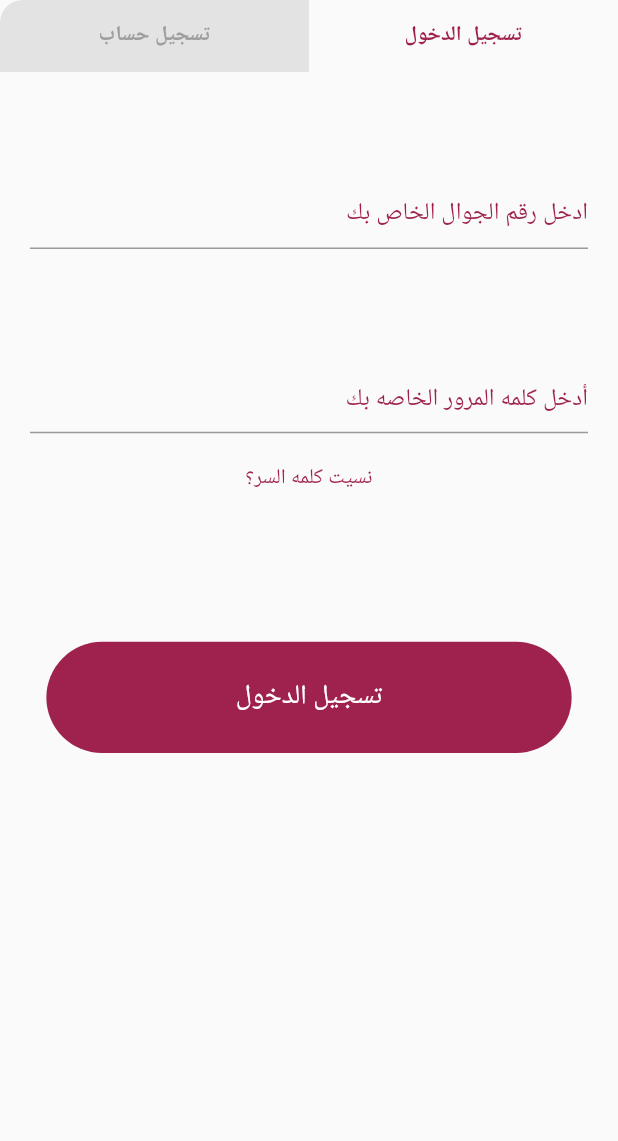
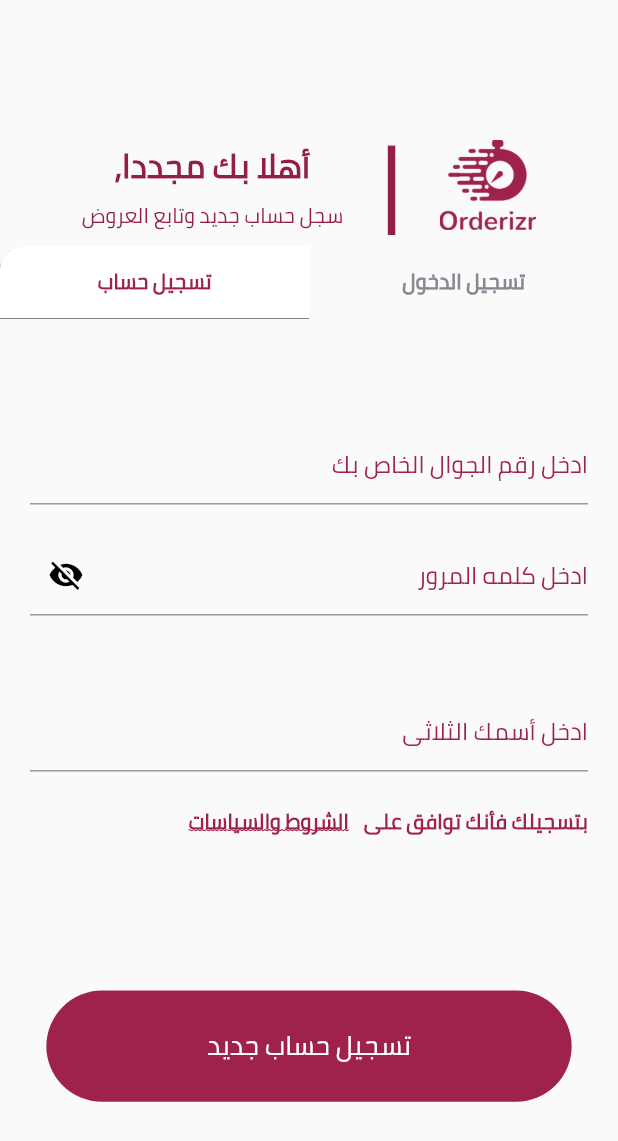
Before and after one commit to ola77/authentication_models_screen, a Flutter app: the screen it shows after launch, on a phone screen of 412 x 824 dp. Shown: the top 1141 px of the screen. Run offline on Flutter 3.47's test engine with Material 2 defaults, Android fonts, the phone set to English and light mode, and no system bars.

Commit message:
auth_models_screens

```diff
--- a/lib/main.dart
+++ b/lib/main.dart
@@ -1,7 +1,5 @@
+import 'package:authentication_models_screen/screens/authentication.dart';
 import 'package:flutter/material.dart';
-
-import 'file:///C:/Users/PC/AndroidStudioProjects/authentication_models_screen/lib/screens/authentication.dart';
-
 void main() {
   runApp(MyApp());
 }
--- a/lib/screens/authentication.dart
+++ b/lib/screens/authentication.dart
@@ -1,9 +1,28 @@
-import 'package:authentication_models_screen/widgets/login_button.dart';
-import 'package:authentication_models_screen/widgets/standard_formfield.dart';
+import 'package:authentication_models_screen/widgets/auth_signup.dart';
 import 'package:flutter/cupertino.dart';
 import 'package:flutter/material.dart';
 
-class Authentication extends StatelessWidget {
+class Authentication extends StatefulWidget {
+  @override
+  _AuthenticationState createState() => _AuthenticationState();
+}
+
+class _AuthenticationState extends State<Authentication> {
+
+  var _tabIndex = 0;
+
+  bool get tabbed => _tabIndex != 0;
+
+
+  bool isSecure = true;
+
+  void passwordIsSecure() {
+    setState(() {
+      isSecure = !isSecure;
+    });
+  }
+
+
   @override
   Widget build(BuildContext context) {
     return Scaffold(
@@ -12,79 +31,6 @@ class Authentication extends StatelessWidget {
   }
 
   Widget buildContent(BuildContext context) {
-    return Center(
-      child: DefaultTabController(
-        length: 2,
-        child: Column(
-          mainAxisAlignment: MainAxisAlignment.start,
-          crossAxisAlignment: CrossAxisAlignment.start,
-          children: <Widget>[
-            Container(
-              alignment: Alignment.topLeft,
-              padding: EdgeInsets.only(top: MediaQuery.of(context).padding.top),
-              //constraints: BoxConstraints(maxHeight: 150.0),
-              child: TabBar(
-                  unselectedLabelColor: Color(0xff9E224D),
-                  indicator: BoxDecoration(
-                    borderRadius:
-                        BorderRadius.only(topLeft: Radius.circular(15)),
-                    color: Color(
-                      (0xFFE3E3E3),
-                    ),
-                  ),
-                  labelStyle: TextStyle(color: Colors.grey),
-                  unselectedLabelStyle: TextStyle(
-                      fontWeight: FontWeight.bold, color: Color(0xff9E224D)),
-                  tabs: [
-                    Tab(
-                        child: Text(
-                      "تسجيل حساب",
-                      style: TextStyle(
-                        fontWeight: FontWeight.bold,
-                        fontFamily: 'Cairo',
-                        // color: Color(0xff9E224D),
-                      ),
-                    )),
-                    Tab(
-                        child: Text(
-                      "تسجيل الدخول",
-                      style: TextStyle(
-                          //   color: Color(0xff9E224D),
-                          ),
-                    )),
-                  ]),
-            ),
-            Center(
-              child: Column(
-                textDirection: TextDirection.rtl,
-                // mainAxisAlignment: MainAxisAlignment.center,
-                crossAxisAlignment: CrossAxisAlignment.center,
-                mainAxisSize: MainAxisSize.min,
-                children: [
-                  SizedBox(
-                    height: 20,
-                  ),
-                  StandardFormField(
-                    hintText: 'ادخل رقم الجوال الخاص بك',
-                  ),
-                  StandardFormField(
-                    hintText: 'أدخل كلمه المرور الخاصه بك',
-                    suffixIcon: Icon(
-                      Icons.remove_red_eye,
-                      color: Colors.black,
-                    ),
-                  ),
-                  Text(
-                    'نسيت كلمه السر؟',
-                    style: TextStyle(color: Color(0xff9E224D)),
-                  ),
-                  LoginButton(),
-                ],
-              ),
-            ),
-          ],
-        ),
-      ),
-    );
+    return AuthSignUp();
   }
 }
--- /dev/null
+++ b/lib/widgets/auth_signup.dart
@@ -0,0 +1,140 @@
+import 'dart:ui';
+
+import 'package:authentication_models_screen/widgets/signin_con.dart';
+import 'package:authentication_models_screen/widgets/signup_con.dart';
+import 'package:flutter/material.dart';
+import 'package:flutter/rendering.dart';
+
+import 'logo.dart';
+
+class AuthSignUp extends StatefulWidget {
+  @override
+  _AuthSignUpState createState() => _AuthSignUpState();
+}
+
+class _AuthSignUpState extends State<AuthSignUp> {
+  int _tabIndex = 0;
+
+  bool isSecure = true;
+
+  void passwordIsSecure() {
+    setState(() {
+      isSecure = !isSecure;
+    });
+  }
+
+  @override
+  Widget build(BuildContext context) {
+    return SingleChildScrollView(
+      padding: EdgeInsets.only(top: MediaQuery.of(context).size.height * 0.1),
+      child: Column(
+        children: [
+          SizedBox(
+            width: MediaQuery.of(context).size.width * 0.85,
+            child: Row(
+              mainAxisAlignment: MainAxisAlignment.spaceEvenly,
+              children: [
+                Column(
+                  mainAxisAlignment: MainAxisAlignment.spaceEvenly,
+                  children: [
+                    Text(
+                      'أهلا بك مجددا,',
+                      style: TextStyle(
+                          fontFamily: 'Cairo',
+                          color: Color(0xff931F47),
+                          fontWeight: FontWeight.bold,
+                          fontSize: 22),
+                      textDirection: TextDirection.rtl,
+                    ),
+                    _tabIndex == 0
+                        ? Text(
+                            'سجل حساب جديد وتابع العروض',
+                            style: TextStyle(
+                                fontFamily: 'Cairo', color: Color(0xff931F47)),
+                            textDirection: TextDirection.rtl,
+                          )
+                        : Text(
+                            'سجل الدخول وتابع العروض',
+                            style: TextStyle(
+                                fontFamily: 'Cairo', color: Color(0xff931F47)),
+                            textDirection: TextDirection.rtl,
+                          ),
+                  ],
+                ),
+                Text(
+                  '|',
+                  textScaleFactor: 5,
+                  style: TextStyle(
+                    color: Color(0xff931F47),
+                  ),
+                ),
+                Container(
+                  height: 60.0,
+                  child: OrderizrLogo(
+                    placement: LogoPlacement.language,
+                  ),
+                ),
+              ],
+            ),
+          ),
+          DefaultTabController(
+            length: 2,
+            initialIndex: _tabIndex,
+            child: Column(
+              mainAxisAlignment: MainAxisAlignment.start,
+              crossAxisAlignment: CrossAxisAlignment.start,
+              children: <Widget>[
+                Container(
+                  alignment: Alignment.topLeft,
+                  padding:
+                      EdgeInsets.only(top: MediaQuery.of(context).padding.top),
+                  //constraints: BoxConstraints(maxHeight: 150.0),
+                  child: TabBar(
+                      onTap: (index) {
+                        setState(() {
+                          _tabIndex = index;
+                        });
+                      },
+                      indicator: BoxDecoration(
+                        boxShadow: [
+                          BoxShadow(
+                            offset: Offset(0.0, 0.3),
+                          )
+                        ],
+                        borderRadius: BorderRadius.only(
+                          topLeft: Radius.circular(15),
+                        ),
+                        color: Colors.white,
+                      ),
+                      tabs: [
+                        Tab(
+                            child: Text(
+                          "تسجيل حساب",
+                          style: TextStyle(
+                              fontWeight: FontWeight.bold,
+                              fontFamily: 'Cairo',
+                              color: _tabIndex == 0
+                                  ? Color(0xff9E224D)
+                                  : Color(0xff868992)),
+                        )),
+                        Tab(
+                            child: Text(
+                          "تسجيل الدخول",
+                          style: TextStyle(
+                              fontWeight: FontWeight.bold,
+                              fontFamily: 'Cairo',
+                              color: _tabIndex == 0
+                                  ? Color(0xff868992)
+                                  : Color(0xff9E224D)),
+                        )),
+                      ]),
+                ),
+                _tabIndex == 0 ? SignUpCon() : SignInCon(),
+              ],
+            ),
+          ),
+        ],
+      ),
+    );
+  }
+}
--- a/lib/widgets/login_button.dart
+++ b/lib/widgets/login_button.dart
@@ -1,6 +1,10 @@
 import 'package:flutter/material.dart';
 
 class LoginButton extends StatelessWidget {
+  final String hintText;
+
+  LoginButton({this.hintText});
+
   @override
   Widget build(BuildContext context) {
     return InkWell(
@@ -15,7 +19,7 @@ class LoginButton extends StatelessWidget {
         ),
         child: Center(
           child: Text(
-            'تسجيل الدخول',
+            hintText,
             style: TextStyle(
               fontSize: 18.0,
               color: Colors.white,
--- /dev/null
+++ b/lib/widgets/logo.dart
@@ -0,0 +1,40 @@
+import 'package:flutter/material.dart';
+
+class OrderizrLogo extends StatelessWidget {
+  final double sizeRatio;
+
+  final LogoPlacement placement;
+
+  const OrderizrLogo({this.sizeRatio, this.placement});
+
+  @override
+  Widget build(BuildContext context) {
+    String logoPath;
+    switch (placement) {
+      case LogoPlacement.splash:
+        logoPath = 'logo_splash_01.png';
+        break;
+      case LogoPlacement.language:
+        logoPath = 'logo_splash_02.png';
+        break;
+      case LogoPlacement.location:
+        logoPath = 'logo_splash_03.png';
+        break;
+      case LogoPlacement.home:
+        logoPath = Localizations.localeOf(context).languageCode == 'ar'
+            ? 'logo_home_ar.png'
+            : 'logo_home_en.png';
+        break;
+      default:
+    }
+    return FractionallySizedBox(
+      widthFactor: sizeRatio,
+      heightFactor: sizeRatio,
+      child: Image.asset(
+        'images/logo/$logoPath',
+      ),
+    );
+  }
+}
+
+enum LogoPlacement { home, splash, language, location }
--- /dev/null
+++ b/lib/widgets/signup_con.dart
@@ -0,0 +1,99 @@
+import 'package:flutter/material.dart';
+
+import 'login_button.dart';
+import 'standard_formfield.dart';
+
+class SignUpCon extends StatefulWidget {
+  @override
+  _SignUpConState createState() => _SignUpConState();
+}
+
+class _SignUpConState extends State<SignUpCon> {
+  bool isSecure = true;
+
+  void passwordIsSecure() {
+    setState(() {
+      isSecure = !isSecure;
+    });
+  }
+
+  @override
+  Widget build(BuildContext context) {
+    return Center(
+      child: Column(
+        textDirection: TextDirection.rtl,
+        // mainAxisAlignment: MainAxisAlignment.center,
+        crossAxisAlignment: CrossAxisAlignment.center,
+        mainAxisSize: MainAxisSize.min,
+        children: [
+          SizedBox(
+            height: 20,
+          ),
+          StandardFormField(
+            hintText: 'ادخل رقم الجوال الخاص بك',
+          ),
+          Padding(
+            padding: EdgeInsets.only(left: 20, right: 20),
+            child: TextFormField(
+              textAlign: TextAlign.right,
+              textDirection: TextDirection.rtl,
+              obscureText: isSecure == true ? true : false,
+              decoration: InputDecoration(
+                focusedBorder: UnderlineInputBorder(
+                    borderSide: BorderSide(width: 3, color: Colors.black)),
+                hintText: 'ادخل كلمه المرور',
+                hintStyle: TextStyle(
+                    fontSize: 16.0,
+                    color: Color(0xff9E224D),
+                    fontFamily: 'cairo'),
+                prefixIcon: IconButton(
+                  onPressed: passwordIsSecure,
+                  icon: Icon(
+                    isSecure == true
+                        ? Icons.visibility_off
+                        : Icons.remove_red_eye,
+                    color: Colors.black,
+                  ),
+                ),
+              ),
+            ),
+          ),
+          StandardFormField(
+            hintText: 'ادخل أسمك الثلاثى',
+          ),
+          Row(
+            textDirection: TextDirection.rtl,
+            children: [
+              SizedBox(
+                width: 20,
+              ),
+              Text(
+                'بتسجيلك فأنك توافق على',
+                style: TextStyle(
+                    color: Color(0xff9E224D),
+                    fontFamily: 'Cairo',
+                    fontWeight: FontWeight.bold),
+              ),
+              SizedBox(
+                width: 10,
+              ),
+              Text(
+                'الشروط والسياسات',
+                style: TextStyle(
+                    decoration: TextDecoration.underline,
+                    color: Color(0xff9E224D),
+                    fontFamily: 'Cairo',
+                    fontWeight: FontWeight.bold,
+                    decorationStyle: TextDecorationStyle.wavy),
+              ),
+            ],
+          ),
+          LoginButton(
+            hintText: "تسجيل حساب جديد",
+          ),
+          Padding(padding: EdgeInsets.only(bottom: 20))
+        ],
+      ),
+    );
+  }
+}
--- a/lib/widgets/standard_formfield.dart
+++ b/lib/widgets/standard_formfield.dart
@@ -31,7 +31,8 @@ class StandardFormField extends StatelessWidget {
                   hintStyle: TextStyle(
                       fontSize: 16.0,
                       color: Color(0xff9E224D),
-                      fontFamily: 'cairo')),
+                      fontFamily: 'Cairo'),
+              ),
             ),
           ),
         ),
```
Also changed, not shown: lib/widgets/signin_con.dart (added, +77 -0 lines), pubspec.yaml (+10 -0 lines), fonts/Cairo-Light.ttf (added), fonts/Cairo-Regular.ttf (added), fonts/Poppins-Italic.ttf (added), fonts/Poppins-Regular.ttf (added), images/logo/logo_home_ar.png (added), images/logo/logo_home_en.png (added), images/logo/logo_splash_01.png (added), images/logo/logo_splash_02.png (added), images/logo/logo_splash_03.png (added), pubspec.lock, 6 other files.
